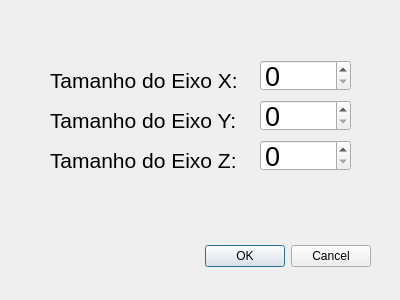
Before: the Qt Designer form Escultor3/novoarquivo.ui in mohamadsadeque/Escultor3DCA1202, drawn with Qt 5.
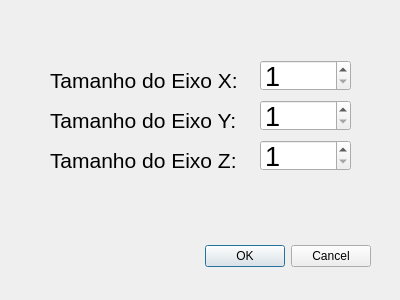
After: the same form once the commit is applied.

```diff
--- a/Escultor3/novoarquivo.ui
+++ b/Escultor3/novoarquivo.ui
@@ -43,6 +43,12 @@
      <pointsize>20</pointsize>
     </font>
    </property>
+   <property name="minimum">
+    <number>1</number>
+   </property>
+   <property name="maximum">
+    <number>100</number>
+   </property>
   </widget>
   <widget class="QLabel" name="label_3">
    <property name="geometry">
@@ -76,6 +82,12 @@
      <pointsize>20</pointsize>
     </font>
    </property>
+   <property name="minimum">
+    <number>1</number>
+   </property>
+   <property name="maximum">
+    <number>100</number>
+   </property>
   </widget>
   <widget class="QLabel" name="label">
    <property name="geometry">
@@ -109,6 +121,12 @@
      <pointsize>20</pointsize>
     </font>
    </property>
+   <property name="minimum">
+    <number>1</number>
+   </property>
+   <property name="maximum">
+    <number>100</number>
+   </property>
   </widget>
   <widget class="QLabel" name="label_2">
    <property name="geometry">
```
